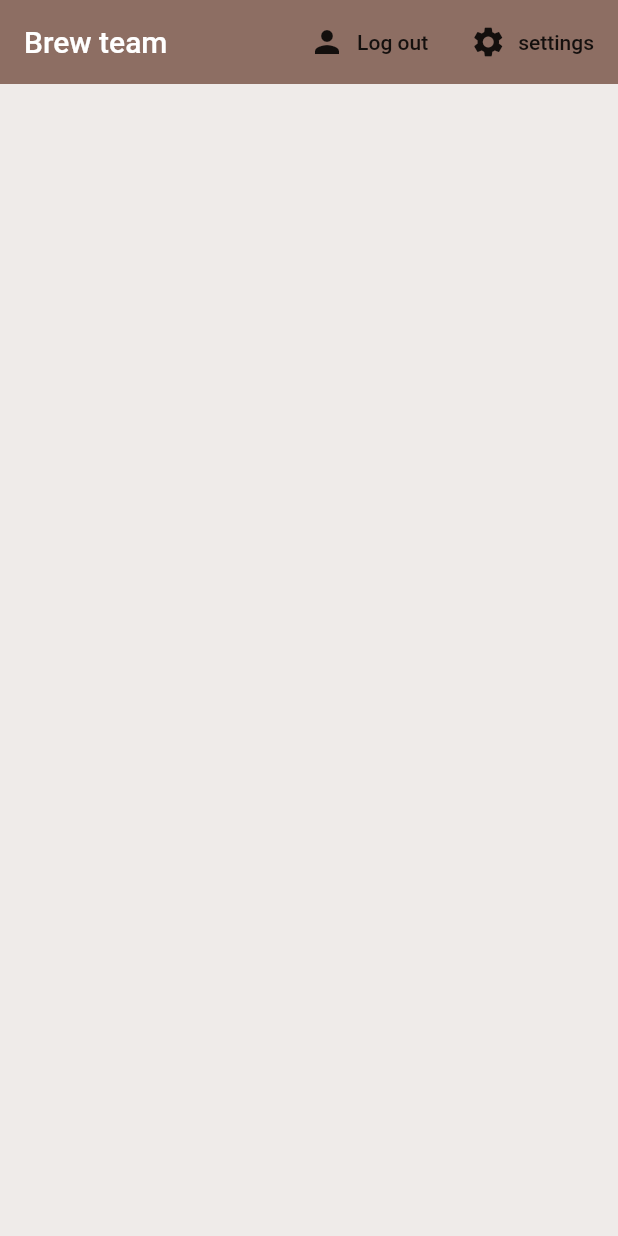
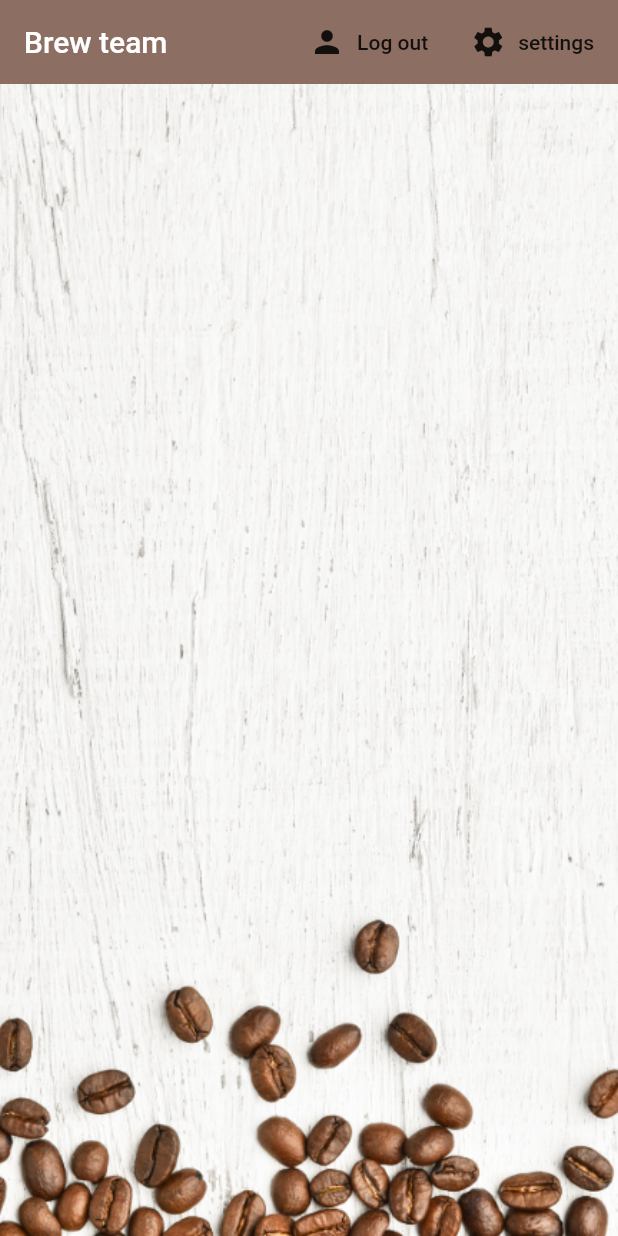
Before and after one commit to philipokumu/coffee_ordering_app, a Flutter app: the screen it shows once a user with an empty profile is signed in, on a phone screen of 412 x 824 dp. Run offline on Flutter 3.47's test engine with Material 2 defaults, Android fonts, the phone set to English and light mode, and no system bars; our stand-ins replace cloud_firestore, firebase_auth, flutter_spinkit; accounts and stored records are empty.

Commit message:
Added tile and home background images

```diff
--- a/lib/screens/home/brew_tile.dart
+++ b/lib/screens/home/brew_tile.dart
@@ -17,6 +17,7 @@ class BrewTile extends StatelessWidget {
           leading: CircleAvatar(
             radius: 25.0,
             backgroundColor: Colors.brown[brew.strength],
+            backgroundImage: AssetImage('assets/coffee_icon.png'),
           ),
           title: Text(brew.name),
           subtitle: Text('Takes ${brew.sugars} sugar(s)'),
--- a/lib/screens/home/home.dart
+++ b/lib/screens/home/home.dart
@@ -53,7 +53,14 @@ class Home extends StatelessWidget {
           ],
         ),
         // Data from the brews db shows here
-        body: BrewList(),
+        body: Container(
+          child: BrewList(),
+          decoration: BoxDecoration(
+              image: DecorationImage(
+            image: AssetImage('assets/coffee_bg.png'),
+            fit: BoxFit.cover,
+          )),
+        ),
       ),
     );
   }
--- a/lib/services/auth.dart
+++ b/lib/services/auth.dart
@@ -65,7 +65,7 @@ class AuthService {
       await DatabaseService(uid: user.uid)
           .updateUserData('0', 'new crew member', 100);
 
-      // We thus take the firebase user and creat a user model with only the info we need
+      // We thus take the firebase user and create a user model with only the info we need
       return _userFromFirebaseUser(user);
     } catch (e) {
       print(e.toString());
--- a/pubspec.yaml
+++ b/pubspec.yaml
@@ -48,7 +48,8 @@ flutter:
   uses-material-design: true
 
   # To add assets to your application, add an assets section, like this:
-  # assets:
+  assets:
+    - assets/
   #   - images/a_dot_burr.jpeg
   #   - images/a_dot_ham.jpeg
 
```
Also changed, not shown: assets/coffee_bg.png (added), assets/coffee_icon.png (added).
